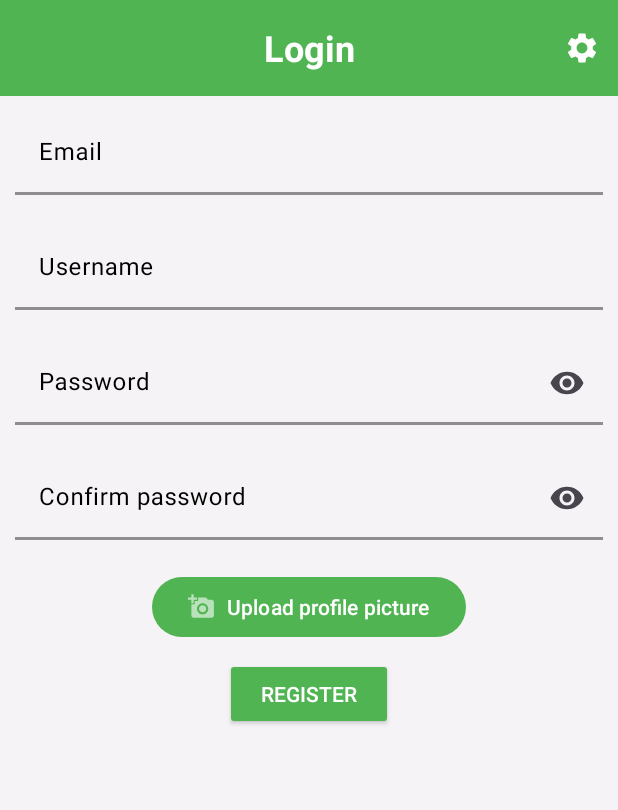
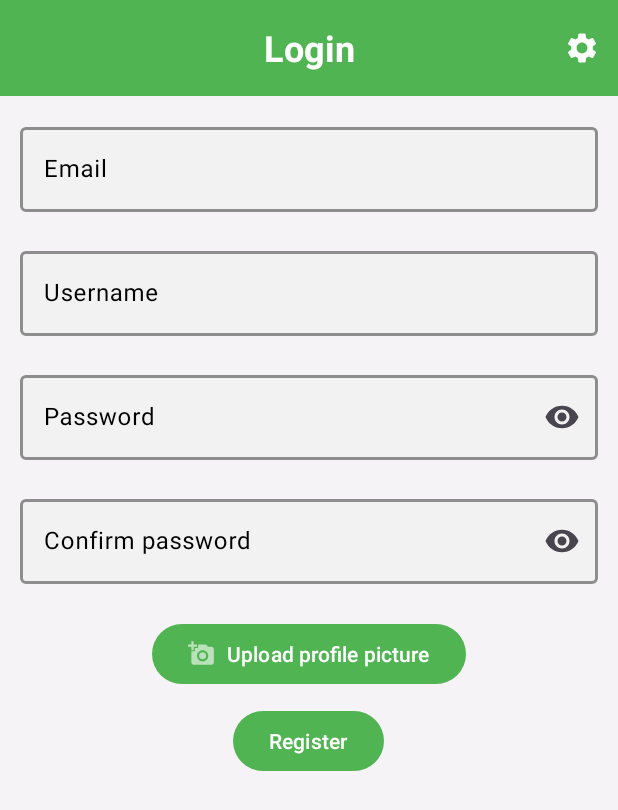
Before and after one commit to saarazari5/whatsapp_clone_android, an Android app: the RegisterFragment screen opened through its navigation route, on a phone screen of 412 x 824 dp. Shown: the top 810 px of the screen. Run offline under Robolectric (Android 15) with nearby library versions, the phone set to English and light mode, and no system bars; our stand-ins replace CircleImageView, Room's generated code; 1 statement that could not run was skipped.

Commit message:
finnished the night mode UI for the register fragment and also improved the dau mode UI

```diff
--- a/app/src/main/res/layout/fragment_register.xml
+++ b/app/src/main/res/layout/fragment_register.xml
@@ -18,7 +18,8 @@
             android:layout_width="match_parent"
             android:layout_height="wrap_content"
             android:orientation="vertical"
-            android:padding="10dp"
+            android:padding="13dp"
+            android:layout_marginTop="@dimen/cardview_default_elevation"
             app:layout_constraintBottom_toBottomOf="parent"
             app:layout_constraintEnd_toEndOf="parent"
             app:layout_constraintStart_toStartOf="parent"
@@ -29,7 +30,6 @@
                 android:id="@+id/emailInputLayout"
                 style="@style/InputLayoutStyle"
                 android:hint="@string/email"
-                app:boxStrokeWidth="2dp"
                 app:errorEnabled="true">
 
                 <com.google.android.material.textfield.TextInputEditText
@@ -44,7 +44,6 @@
                 android:id="@+id/displayNameInputLayout"
                 style="@style/InputLayoutStyle"
                 android:hint="@string/username"
-                app:boxStrokeWidth="2dp"
                 app:errorEnabled="true">
 
                 <com.google.android.material.textfield.TextInputEditText
@@ -55,12 +54,15 @@
 
             </com.google.android.material.textfield.TextInputLayout>
 
+
             <com.google.android.material.textfield.TextInputLayout
                 android:id="@+id/passwordInputLayout"
                 style="@style/PasswordLayoutStyle"
+                android:layout_width="match_parent"
+                android:layout_height="wrap_content"
                 android:hint="@string/password"
-                app:boxStrokeWidth="2dp"
-                app:errorEnabled="true">
+                app:errorEnabled="true"
+                app:errorTextAppearance="@style/ErrorTextAppearance">
 
                 <com.google.android.material.textfield.TextInputEditText
                     android:id="@+id/passwordInput"
@@ -70,10 +72,12 @@
 
             </com.google.android.material.textfield.TextInputLayout>
 
+
             <com.google.android.material.textfield.TextInputLayout
                 android:id="@+id/passwordConfirmationInputLayout"
                 style="@style/PasswordLayoutStyle"
-                app:boxStrokeWidth="2dp"
+                android:layout_width="match_parent"
+                android:layout_height="wrap_content"
                 android:hint="@string/confirm_password"
                 app:errorEnabled="true">
 
@@ -86,38 +90,41 @@
             </com.google.android.material.textfield.TextInputLayout>
 
             <Button
+                android:id="@+id/uploadPictureBtn"
                 style="Widget.Material3.Button.OutlinedButton"
-                android:id="@+id/uploadPictureBtn"
                 android:layout_width="wrap_content"
                 android:layout_height="wrap_content"
+                android:layout_gravity="center"
+                android:layout_marginTop="@dimen/cardview_default_elevation"
                 android:text="Upload profile picture"
+                android:textColor="@color/white"
+                android:tint="@color/white"
                 app:icon="@drawable/ic_picture_uploade"
-                android:layout_gravity="center"
-
-                />
+                app:iconTint="@color/white" />
 
             <Button
                 android:id="@+id/registerBtn"
-                style="@style/Widget.AppCompat.Button.Small"
+                style="Widget.Material3.Button.OutlinedButton"
                 android:layout_width="wrap_content"
                 android:layout_height="wrap_content"
                 android:layout_gravity="center"
                 android:layout_marginTop="10dp"
-                android:text="@string/register" />
+                android:text="@string/register"
+                android:textColor="@color/white"/>
 
             <ImageView
                 android:id="@+id/profileImageView"
                 android:layout_width="200dp"
                 android:layout_height="200dp"
                 android:layout_gravity="center"
+                android:layout_marginTop="50dp"
                 android:layout_marginBottom="32dp"
-                android:layout_marginTop="50dp"
                 android:contentDescription="@string/user_profile_picture"
                 android:fadingEdge="horizontal"
+                android:focusable="true"
                 android:scaleType="centerCrop"
                 android:src="@drawable/add_contact_background"
-                android:focusable="true"
-                android:visibility="invisible"/>
+                android:visibility="invisible" />
 
         </LinearLayout>
 
--- a/app/src/main/res/values-night/themes.xml
+++ b/app/src/main/res/values-night/themes.xml
@@ -47,25 +47,33 @@
 
 
     // register:
-    <style name="PasswordLayoutStyle" parent="Widget.Material3.TextInputLayout.FilledBox">
-        <item name="boxStrokeColor">@color/app_primary</item>
-        <item name="boxBackgroundColor">#666766</item>
-        <item name="boxStrokeWidth">2dp</item>
-        <item name="endIconMode">password_toggle</item>
-        <item name="hintTextColor">@color/white</item>
-        <item name="passwordToggleTint">@color/white</item>
-        <item name="android:layout_width">match_parent</item>
-        <item name="android:layout_height">wrap_content</item>
+    <!--    <style name="PasswordLayoutStyle" parent="Widget.Material3.TextInputLayout.FilledBox">-->
+    <!--        <item name="boxStrokeColor">@color/app_primary</item>-->
+    <!--        <item name="boxBackgroundColor">#666766</item>-->
+    <!--        <item name="boxStrokeWidth">2dp</item>-->
+    <!--        <item name="endIconMode">password_toggle</item>-->
+    <!--        <item name="hintTextColor">@color/white</item>-->
+    <!--        <item name="passwordToggleTint">@color/white</item>-->
+    <!--        <item name="android:layout_width">match_parent</item>-->
+    <!--        <item name="android:layout_height">wrap_content</item>-->
+    <!--        <item name="android:background">@drawable/input_bg</item>-->
+    <!--    </style>-->
+    <style name="PasswordLayoutStyle" parent="Widget.Material3.TextInputLayout.OutlinedBox">
+        <item name="boxStrokeColor">@color/white</item><item name="boxBackgroundColor">#CC8BAC8F</item><item name="endIconMode">password_toggle</item><item name="hintTextColor">@color/white</item><item name="passwordToggleTint">@color/white</item><item name="android:textColorHint">@color/white</item><item name="boxStrokeWidth">2dp</item><item name="editTextColor">@color/app_primary</item>
     </style>
 
-    <style name="InputLayoutStyle" parent="Widget.Material3.TextInputLayout.FilledBox">
-        <item name="boxStrokeColor">@color/app_primary</item>
-        <item name="boxBackgroundColor">#CC736F6F</item>
-        <item name="endIconMode">clear_text</item>
-        <item name="hintTextColor">@color/app_primary</item>
-        <item name="android:textColorHint">@color/primary_text</item>
-        <item name="android:layout_width">match_parent</item>
-        <item name="android:layout_height">wrap_content</item>
+    <style name="PasswordInputStyle" parent="Widget.Material3.TextInputEditText.FilledBox">
+        <item name="android:textColor">@color/black</item>
+    </style>
+
+    <style name="ErrorTextAppearance" parent="TextAppearance.Design.Error">
+        <item name="android:textColor">@color/app_primary</item>
+    </style>
+
+
+
+    <style name="InputLayoutStyle" parent="Widget.Material3.TextInputLayout.OutlinedBox">
+        <item name="boxStrokeColor">@color/white</item><item name="boxBackgroundColor">#CC8BAC8F</item><item name="endIconMode">clear_text</item><item name="hintTextColor">@color/white</item><item name="android:textColorHint">@color/white</item><item name="android:layout_width">match_parent</item><item name="android:layout_height">wrap_content</item><item name="boxStrokeWidth">2dp</item><item name="editTextColor">@color/app_primary</item>
     </style>
 
 
--- a/app/src/main/res/values/themes.xml
+++ b/app/src/main/res/values/themes.xml
@@ -129,29 +129,23 @@
 
 
 
-<!--    <style name="AppTheme" parent="Theme.MaterialComponents.DayNight">-->
-<!--        <item name="passwordToggleTint">@color/password_toggle_color</item>-->
-<!--    </style>-->
-    // register fragment style:
-    <style name="PasswordLayoutStyle" parent="Widget.Material3.TextInputLayout.FilledBox">
-        <item name="boxStrokeColor">@color/app_primary</item>
-        <item name="boxBackgroundColor">@color/dark_gray</item>
-        <item name="endIconMode">password_toggle</item>
-        <item name="hintTextColor">@color/app_primary</item>
-        <item name="passwordToggleTint">@color/black</item>
-        <item name="android:textColorHint">@color/black</item>
-        <item name="android:layout_width">match_parent</item>
-        <item name="android:layout_height">wrap_content</item>
+
+    <style name="PasswordLayoutStyle" parent="Widget.Material3.TextInputLayout.OutlinedBox">
+        <item name="boxStrokeColor">@color/app_primary</item><item name="boxBackgroundColor">@color/dark_gray</item><item name="endIconMode">password_toggle</item><item name="hintTextColor">@color/app_primary</item><item name="passwordToggleTint">@color/black</item><item name="android:textColorHint">@color/black</item><item name="errorTextColor">#CCDA1414</item><item name="boxStrokeWidth">2dp</item>
     </style>
 
-    <style name="InputLayoutStyle" parent="Widget.Material3.TextInputLayout.FilledBox">
-        <item name="boxStrokeColor">@color/app_primary</item>
-        <item name="boxBackgroundColor">@color/dark_gray</item>
-        <item name="endIconMode">clear_text</item>
-        <item name="hintTextColor">@color/app_primary</item>
-        <item name="android:textColorHint">@color/black</item>
-        <item name="android:layout_width">match_parent</item>
-        <item name="android:layout_height">wrap_content</item>
+    <style name="PasswordInputStyle" parent="Widget.Material3.TextInputEditText.FilledBox">
+        <item name="android:textColor">@color/black</item>
+    </style>
+
+    <style name="ErrorTextAppearance" parent="TextAppearance.Design.Error">
+        <item name="android:textColor">@color/app_primary</item>
+    </style>
+
+
+
+    <style name="InputLayoutStyle" parent="Widget.Material3.TextInputLayout.OutlinedBox">
+        <item name="boxStrokeColor">@color/app_primary</item><item name="boxBackgroundColor">@color/dark_gray</item><item name="endIconMode">clear_text</item><item name="hintTextColor">@color/app_primary</item><item name="android:textColorHint">@color/black</item><item name="android:layout_width">match_parent</item><item name="android:layout_height">wrap_content</item><item name="boxStrokeWidth">2dp</item>
     </style>
 
 </resources>
```
Lines whose indentation alone changed are shown as unchanged.
